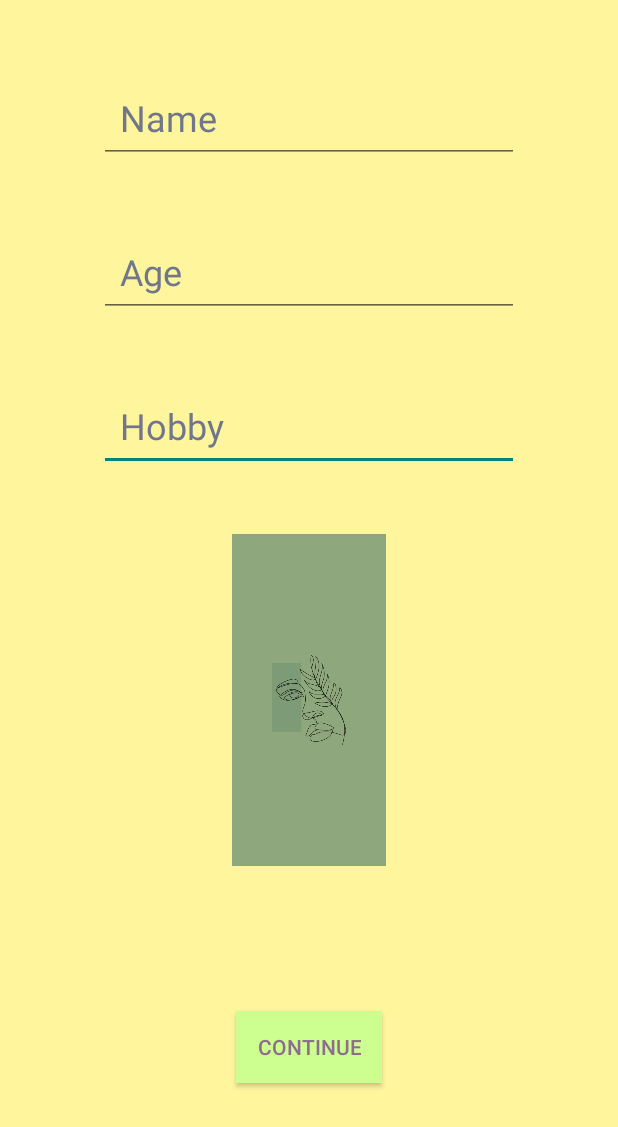
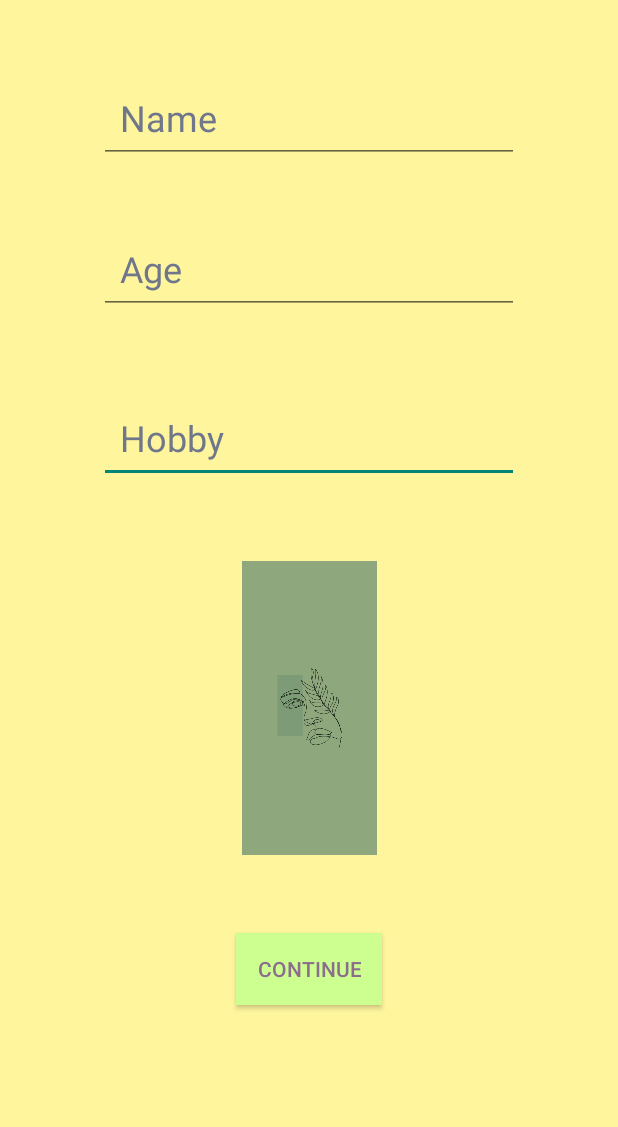
Before and after one commit to angelahe07/ScreenLayoutApp, an Android app: the screen it shows after launch (MainActivity), on a phone screen of 412 x 824 dp. Shown: the top 1127 px of the screen. Run offline under Robolectric (Android 15) with nearby library versions, the phone set to English and light mode, and no system bars; Roboto replaces fonts that are not available here.

Commit message:
added new page

```diff
--- a/app/src/main/res/layout/activity_main.xml
+++ b/app/src/main/res/layout/activity_main.xml
@@ -49,7 +49,7 @@
         android:id="@+id/ageEditText"
         android:layout_width="wrap_content"
         android:layout_height="wrap_content"
-        android:layout_marginTop="@dimen/betweenMargin"
+        android:layout_marginTop="40dp"
         android:contextClickable="true"
         android:ems="10"
         android:fontFamily="sans-serif"
@@ -79,19 +79,18 @@
         android:textColorHighlight="@color/material_dynamic_secondary100"
         android:textColorHint="@color/material_dynamic_neutral_variant100"
         android:textColorLink="@color/lightGreen"
-        app:layout_constraintBottom_toBottomOf="parent"
         app:layout_constraintEnd_toEndOf="parent"
         app:layout_constraintHorizontal_bias="0.50"
         app:layout_constraintStart_toStartOf="parent"
-        app:layout_constraintTop_toBottomOf="@+id/greenPhoto" />
+        app:layout_constraintTop_toBottomOf="@+id/greenPhoto"
+        app:layout_constraintVertical_bias="0.333" />
 
     <ImageView
         android:id="@+id/greenPhoto"
-        android:layout_width="104dp"
-        android:layout_height="221dp"
+        android:layout_width="102dp"
+        android:layout_height="196dp"
         android:layout_marginTop="@dimen/betweenMargin"
         app:layout_constraintEnd_toEndOf="parent"
-        app:layout_constraintHorizontal_bias="0.50"
         app:layout_constraintStart_toStartOf="parent"
         app:layout_constraintTop_toBottomOf="@+id/hobbyEditText"
         app:srcCompat="@drawable/sage_green_aesthetic_nawpic" />
--- a/app/src/main/res/values/dimens.xml
+++ b/app/src/main/res/values/dimens.xml
@@ -2,6 +2,6 @@
 <resources>
     <dimen name="padding">14dp</dimen>
     <dimen name="fontSize">24dp</dimen>
-    <dimen name="betweenMargin">42dp</dimen>
+    <dimen name="betweenMargin">52dp</dimen>
     <dimen name="topAndBottomMargin">48dp</dimen>
 </resources>
```
Also changed, not shown: app/src/main/java/com/example/screenlayoutapp/ShowInfoActivity.java (+9 -2 lines), app/src/main/res/layout/activity_show_info.xml (+21 -0 lines).
